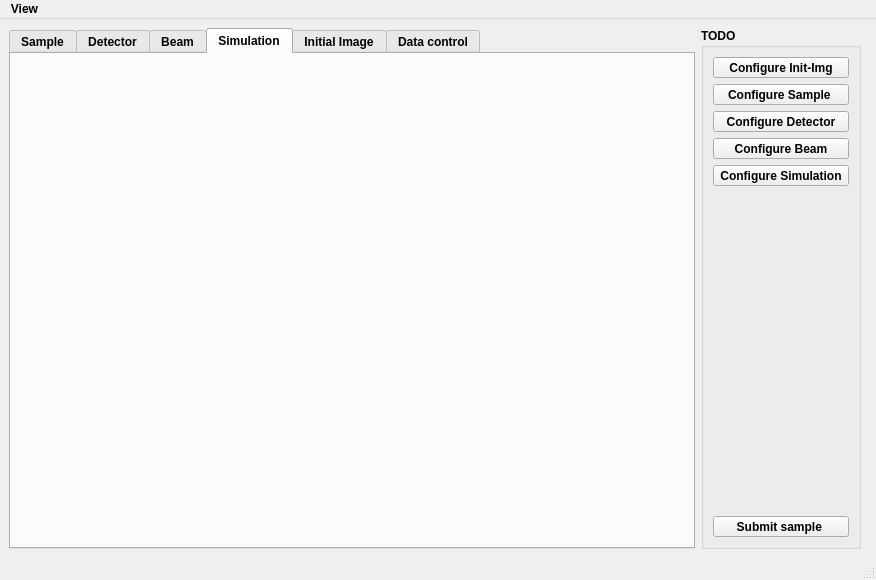
amirtosson/GISASSimulationBornAgainBased, file siegmainwindow.ui: the form before one commit.
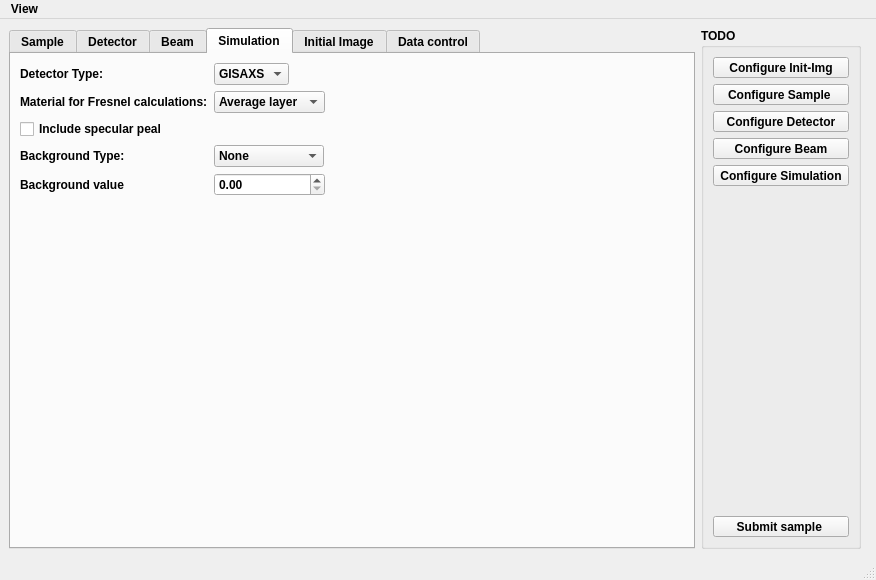
The form after the commit. The open tabs and pages were chosen to show the change.

Commit message: simulation tab

Diff of the .ui file:
```diff
--- a/siegmainwindow.ui
+++ b/siegmainwindow.ui
@@ -918,6 +918,132 @@
        <attribute name="title">
         <string>Simulation</string>
        </attribute>
+       <layout class="QGridLayout" name="gridLayout_7">
+        <item row="4" column="1">
+         <widget class="QComboBox" name="backgroundTypeComboBox">
+          <property name="sizePolicy">
+           <sizepolicy hsizetype="Fixed" vsizetype="Fixed">
+            <horstretch>0</horstretch>
+            <verstretch>0</verstretch>
+           </sizepolicy>
+          </property>
+          <item>
+           <property name="text">
+            <string>None</string>
+           </property>
+          </item>
+          <item>
+           <property name="text">
+            <string>Constant</string>
+           </property>
+          </item>
+          <item>
+           <property name="text">
+            <string>Poisson noise</string>
+           </property>
+          </item>
+         </widget>
+        </item>
+        <item row="0" column="0">
+         <widget class="QLabel" name="label_20">
+          <property name="text">
+           <string>Detector Type:</string>
+          </property>
+         </widget>
+        </item>
+        <item row="1" column="1">
+         <widget class="QComboBox" name="matCalcTypeComboBox">
+          <property name="sizePolicy">
+           <sizepolicy hsizetype="Fixed" vsizetype="Fixed">
+            <horstretch>0</horstretch>
+            <verstretch>0</verstretch>
+           </sizepolicy>
+          </property>
+          <item>
+           <property name="text">
+            <string>Average layer</string>
+           </property>
+          </item>
+          <item>
+           <property name="text">
+            <string>Ambient layer</string>
+           </property>
+          </item>
+         </widget>
+        </item>
+        <item row="0" column="2">
+         <spacer name="horizontalSpacer_18">
+          <property name="orientation">
+           <enum>Qt::Horizontal</enum>
+          </property>
+          <property name="sizeHint" stdset="0">
+           <size>
+            <width>40</width>
+            <height>20</height>
+           </size>
+          </property>
+         </spacer>
+        </item>
+        <item row="6" column="1">
+         <spacer name="verticalSpacer_4">
+          <property name="orientation">
+           <enum>Qt::Vertical</enum>
+          </property>
+          <property name="sizeHint" stdset="0">
+           <size>
+            <width>20</width>
+            <height>40</height>
+           </size>
+          </property>
+         </spacer>
+        </item>
+        <item row="2" column="0">
+         <widget class="QCheckBox" name="incSpecularCheckBox">
+          <property name="text">
+           <string>Include specular peal</string>
+          </property>
+         </widget>
+        </item>
+        <item row="4" column="0">
+         <widget class="QLabel" name="label_24">
+          <property name="text">
+           <string>Background Type:</string>
+          </property>
+         </widget>
+        </item>
+        <item row="0" column="1">
+         <widget class="QComboBox" name="detectorTypeComboBox_2">
+          <property name="sizePolicy">
+           <sizepolicy hsizetype="Fixed" vsizetype="Fixed">
+            <horstretch>0</horstretch>
+            <verstretch>0</verstretch>
+           </sizepolicy>
+          </property>
+          <item>
+           <property name="text">
+            <string>GISAXS</string>
+           </property>
+          </item>
+         </widget>
+        </item>
+        <item row="1" column="0">
+         <widget class="QLabel" name="label_23">
+          <property name="text">
+           <string>Material for Fresnel calculations:</string>
+          </property>
+         </widget>
+        </item>
+        <item row="5" column="0">
+         <widget class="QLabel" name="bgLabel">
+          <property name="text">
+           <string>Background value</string>
+          </property>
+         </widget>
+        </item>
+        <item row="5" column="1">
+         <widget class="QDoubleSpinBox" name="backgroundValueSpinBox"/>
+        </item>
+       </layout>
       </widget>
       <widget class="QWidget" name="initImgTab">
        <attribute name="title">
```
Left out of the diff: 2 changed lines with no effect on the pictures. The commit also changes 1 other file.
